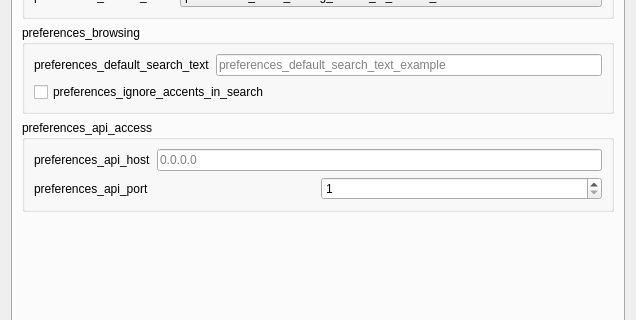
First picture: the form in qt/aqt/forms/preferences.ui, repository abdnh/anki, before the edit; both pictures show x 0 to 636 and y 152 to 472 of the 636 by 638 pixel window.
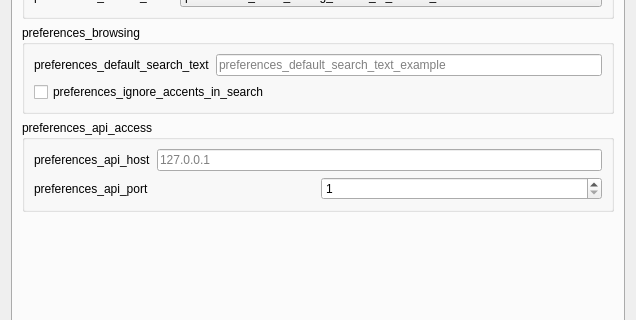
Second picture: the form after the edit. The open tabs and pages were chosen to show the change.

Commit message: Bind to 127.0.0.1 by default

The edit to the form file:
```diff
--- a/qt/aqt/forms/preferences.ui
+++ b/qt/aqt/forms/preferences.ui
@@ -649,7 +649,7 @@
             <item>
              <widget class="QLineEdit" name="api_host">
               <property name="placeholderText">
-                <string notr="true">0.0.0.0</string>
+                <string notr="true">127.0.0.1</string>
               </property>
              </widget>
             </item>
```
The commit also changes 2 other files.
